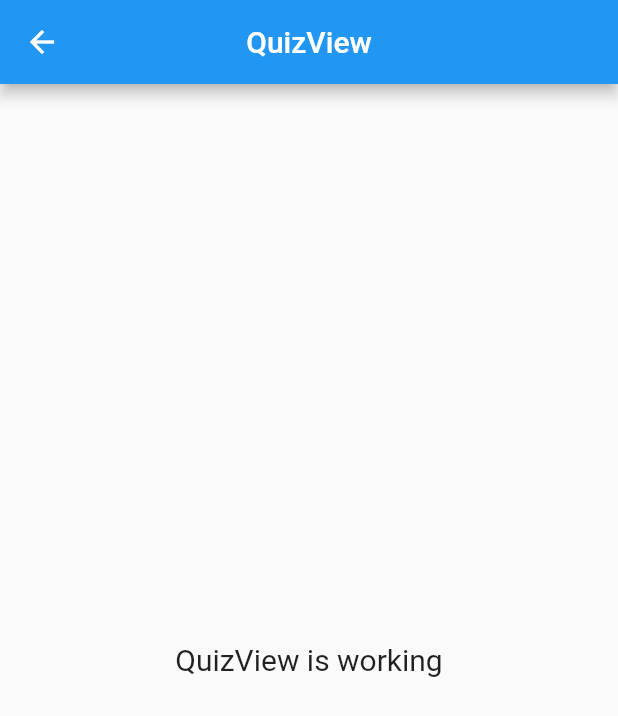
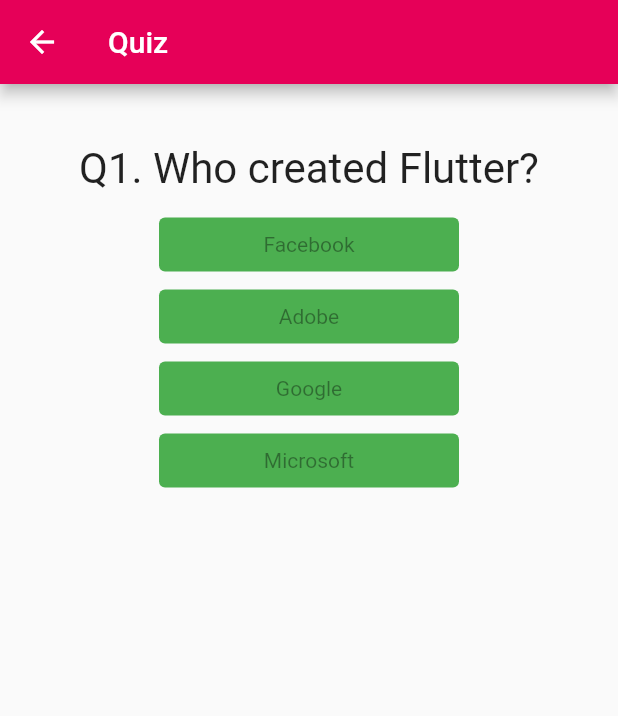
Before and after one commit to gauravnavgire/flutter_language_learn, a Flutter app: the QuizView screen opened by its route, on a phone screen of 412 x 824 dp. Shown: the top 716 px of the screen. Run offline on Flutter 3.47's test engine with Material 2 defaults, Android fonts, the phone set to English and light mode, and no system bars; our stand-ins replace get.

Commit message:
Quiz view

```diff
--- a/lib/app/modules/home/controllers/home_controller.dart
+++ b/lib/app/modules/home/controllers/home_controller.dart
@@ -5,6 +5,7 @@
   //TODO: Implement HomeController
 
   final count = 0.obs;
+
   @override
   void onInit() {
     super.onInit();
--- a/lib/app/modules/lesson/views/lesson_list_view.dart
+++ b/lib/app/modules/lesson/views/lesson_list_view.dart
@@ -22,7 +22,8 @@
                 child: Container(
                   decoration: const BoxDecoration(
                       gradient: LinearGradient(
-                          colors: [Colors.blueAccent, Colors.lightBlueAccent])),
+                          colors: [Color.fromARGB(255, 230, 0, 88),
+                        Color.fromARGB(255, 255, 64, 93)])),
                   child: Padding(
                     padding: const EdgeInsets.all(1.0),
                     child: Card(
--- /dev/null
+++ b/lib/app/modules/quiz/views/answer.dart
@@ -0,0 +1,26 @@
+import 'package:flutter/material.dart';
+
+class Answer extends StatelessWidget {
+  final Function selectHandler;
+  final String answerText;
+
+  const Answer(this.selectHandler, this.answerText, {Key? key})
+      : super(key: key);
+
+  @override
+  Widget build(BuildContext context) {
+    // use SizedBox for white space instead of Container
+    return SizedBox(
+      width: 200.0,
+      child: ElevatedButton(
+        onPressed: selectHandler(),
+        style: ButtonStyle(
+            textStyle:
+                MaterialStateProperty.all(const TextStyle(color: Colors.white)),
+            backgroundColor: MaterialStateProperty.all(Colors.green)),
+        child: Text(answerText),
+      ),
+
+    ); //Container
+  }
+}
--- /dev/null
+++ b/lib/app/modules/quiz/views/question.dart
@@ -0,0 +1,20 @@
+import 'package:flutter/material.dart';
+
+class Question extends StatelessWidget {
+  final String questionText;
+
+  const Question(this.questionText, {Key? key}) : super(key: key);
+
+  @override
+  Widget build(BuildContext context) {
+    return Container(
+      width: double.infinity,
+      margin: const EdgeInsets.all(10),
+      child: Text(
+        questionText,
+        style: const TextStyle(fontSize: 28),
+        textAlign: TextAlign.center,
+      ), //Text
+    ); //Container
+  }
+}
--- /dev/null
+++ b/lib/app/modules/quiz/views/quiz.dart
@@ -0,0 +1,33 @@
+import 'package:flutter/material.dart';
+
+import './answer.dart';
+import './question.dart';
+
+class Quiz extends StatelessWidget {
+  final List<Map<String, Object>> questions;
+  final int questionIndex;
+  final Function answerQuestion;
+
+  const Quiz({
+    Key? key,
+    required this.questions,
+    required this.answerQuestion,
+    required this.questionIndex,
+  }) : super(key: key);
+
+  @override
+  Widget build(BuildContext context) {
+    return Column(
+      children: [
+        Question(
+          questions[questionIndex]['questionText'].toString(),
+        ), //Question
+        ...(questions[questionIndex]['answers'] as List<Map<String, Object>>)
+            .map((answer) {
+          return Answer(
+              () => answerQuestion(answer['score']), answer['text'].toString());
+        }).toList()
+      ],
+    ); //Column
+  }
+}
--- a/lib/app/modules/quiz/views/quiz_view.dart
+++ b/lib/app/modules/quiz/views/quiz_view.dart
@@ -1,24 +1,119 @@
-import 'package:flutter/material.dart';
+// import 'package:flutter/material.dart';
 
-import 'package:get/get.dart';
+// import './quiz.dart';
+// import './result.dart';
 
-import '../controllers/quiz_controller.dart';
+// class QuizView extends StatefulWidget {
+//   const QuizView({Key? key}) : super(key: key);
 
-class QuizView extends GetView<QuizController> {
-  const QuizView({Key? key}) : super(key: key);
-  @override
-  Widget build(BuildContext context) {
-    return Scaffold(
-      appBar: AppBar(
-        title: const Text('QuizView'),
-        centerTitle: true,
-      ),
-      body: const Center(
-        child: Text(
-          'QuizView is working',
-          style: TextStyle(fontSize: 20),
-        ),
-      ),
-    );
-  }
-}
+//   @override
+//   State<StatefulWidget> createState() {
+//     return _QuizViewState();
+//   }
+// }
+
+// class _QuizViewState extends State<QuizView> {
+//   final _questions = const [
+//     {
+//       'questionText': 'Q1. Who created Flutter?',
+//       'answers': [
+//         {'text': 'Facebook', 'score': -2},
+//         {'text': 'Adobe', 'score': -2},
+//         {'text': 'Google', 'score': 10},
+//         {'text': 'Microsoft', 'score': -2},
+//       ],
+//     },
+//     {
+//       'questionText': 'Q2. What is Flutter?',
+//       'answers': [
+//         {'text': 'Android Development Kit', 'score': -2},
+//         {'text': 'IOS Development Kit', 'score': -2},
+//         {'text': 'Web Development Kit', 'score': -2},
+//         {
+//           'text':
+//               'SDK to build beautiful IOS, Android, Web & Desktop Native Apps',
+//           'score': 10
+//         },
+//       ],
+//     },
+//     {
+//       'questionText': ' Q3. Which programming language is used by Flutter',
+//       'answers': [
+//         {'text': 'Ruby', 'score': -2},
+//         {'text': 'Dart', 'score': 10},
+//         {'text': 'C++', 'score': -2},
+//         {'text': 'Kotlin', 'score': -2},
+//       ],
+//     },
+//     {
+//       'questionText': 'Q4. Who created Dart programming language?',
+//       'answers': [
+//         {'text': 'Lars Bak and Kasper Lund', 'score': 10},
+//         {'text': 'Brendan Eich', 'score': -2},
+//         {'text': 'Bjarne Stroustrup', 'score': -2},
+//         {'text': 'Jeremy Ashkenas', 'score': -2},
+//       ],
+//     },
+//     {
+//       'questionText':
+//           'Q5. Is Flutter for Web and Desktop available in stable version?',
+//       'answers': [
+//         {
+//           'text': 'Yes',
+//           'score': -2,
+//         },
+//         {'text': 'No', 'score': 10},
+//       ],
+//     },
+//   ];
+
+//   var _questionIndex = 0;
+//   var _totalScore = 0;
+
+//   void _resetQuiz() {
+//     setState(() {
+//       _questionIndex = 0;
+//       _totalScore = 0;
+//     });
+//   }
+
+//   void _answerQuestion(int score) {
+//     _totalScore += score;
+
+//     setState(() {
+//       _questionIndex = _questionIndex + 1;
+//     });
+//     // ignore: avoid_print
+//     print(_questionIndex);
+//     if (_questionIndex < _questions.length) {
+//       // ignore: avoid_print
+//       print('We have more questions!');
+//     } else {
+//       // ignore: avoid_print
+//       print('No more questions!');
+//     }
+//   }
+
+//   @override
+//   Widget build(BuildContext context) {
+//     return MaterialApp(
+//       home: Scaffold(
+//         appBar: AppBar(
+//           title: const Text('Quiz'),
+//           backgroundColor: const Color.fromARGB(255, 230, 0, 88),
+//         ),
+//         body: Padding(
+//           padding: const EdgeInsets.all(30.0),
+//           child: _questionIndex < _questions.length
+//               ? Quiz(
+//                   answerQuestion: _answerQuestion,
+//                   questionIndex: _questionIndex,
+//                   questions: _questions,
+//                 ) //Quiz
+//               : Result(_totalScore, _resetQuiz),
+//         ), //Padding
+//       ), //Scaffold
+//       debugShowCheckedModeBanner: false,
+//     ); //MaterialApp
+//   }
+// }
--- /dev/null
+++ b/lib/app/modules/quiz/views/quiz_view_copy.dart
@@ -0,0 +1,45 @@
+import 'package:flutter/material.dart';
+import 'package:flutter_language_learn/app/modules/quiz/controllers/quiz_controller.dart';
+import 'package:get/get.dart';
+
+import './quiz.dart';
+import './result.dart';
+
+class QuizView extends GetView<QuizController> {
+  const QuizView({Key? key}) : super(key: key);
+
+  @override
+  Widget build(BuildContext context) {
+    final QuizController quizCntlr = Get.put(QuizController());
+
+
+    return Scaffold(
+      appBar: AppBar(
+        title: const Text('Quiz'),
+        backgroundColor: const Color.fromARGB(255, 230, 0, 88),
+      ),
+      body:
+      // Padding(
+      //     padding: const EdgeInsets.all(30.0),
+      //     child: Obx(
+      //       () => quizCntlr.questionIndex < quizCntlr.questions.length
+      //           ? Quiz(
+      //               answerQuestion: quizCntlr.answerQuestion,
+      //               questionIndex: quizCntlr.questionIndex.value,
+      //               questions: quizCntlr.questions,
+      //             ) //Quiz
+      //           : Result(quizCntlr.totalScore.value, quizCntlr.resetQuiz),
+      //     )),
+          Padding(
+          padding: const EdgeInsets.all(30.0),
+          child: quizCntlr.questionIndex < quizCntlr.questions.length
+                ? Quiz(
+                    answerQuestion: quizCntlr.answerQuestion,
+                    questionIndex: quizCntlr.questionIndex.value,
+                    questions: quizCntlr.questions,
+                  ) //Quiz
+                : Result(quizCntlr.totalScore.value, quizCntlr.resetQuiz),
+          ),//Padding
+    );
+  }
+}
--- a/lib/app/routes/app_pages.dart
+++ b/lib/app/routes/app_pages.dart
@@ -9,6 +9,7 @@
 import '../modules/progress/views/progress_view.dart';
 import '../modules/quiz/bindings/quiz_binding.dart';
 import '../modules/quiz/views/quiz_view.dart';
+import '../modules/quiz/views/quiz_view_copy.dart';
 import '../modules/vocabulary/bindings/vocabulary_binding.dart';
 import '../modules/vocabulary/views/vocabulary_view.dart';
 
```
Also changed, not shown: lib/app/modules/home/views/home_view.dart (+54 -10 lines), lib/app/modules/quiz/controllers/quiz_controller.dart (+82 -2 lines), lib/app/modules/quiz/views/result.dart (added, +73 -0 lines).
